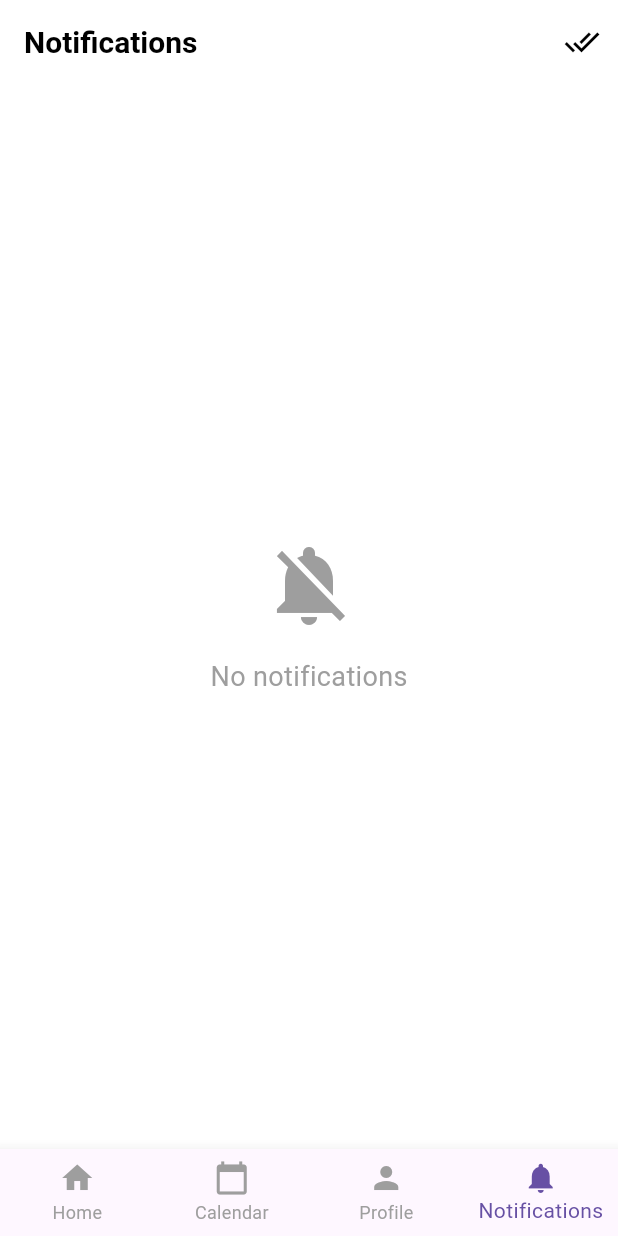
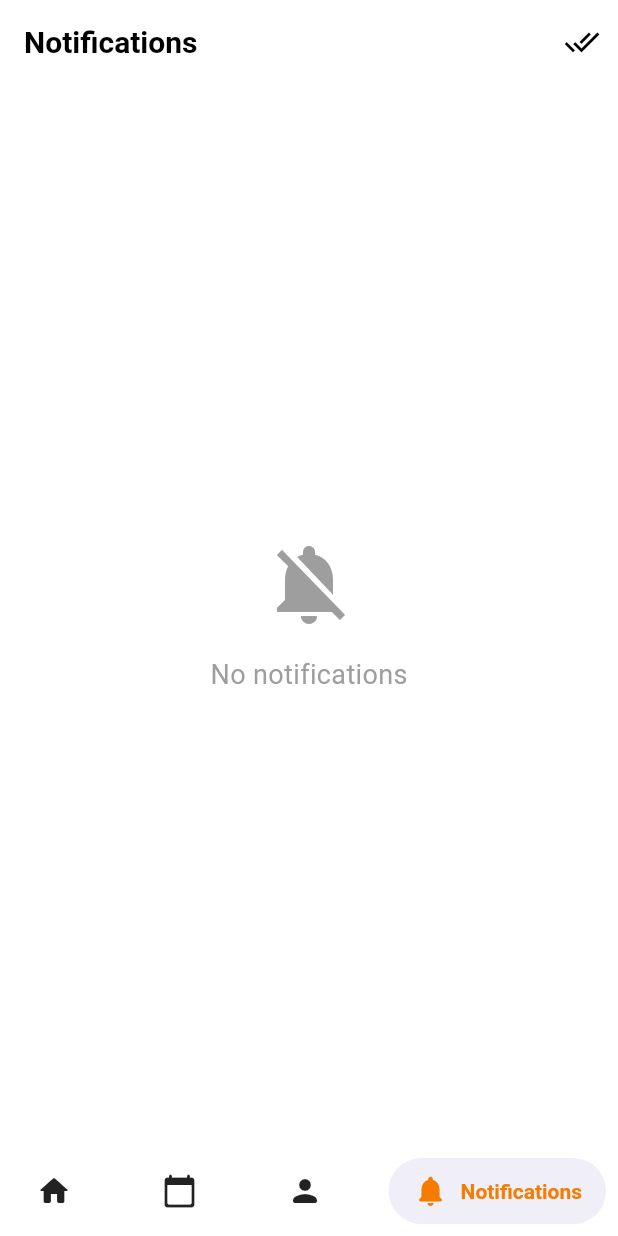
Before and after one commit to M0hamed-Eid/eventify, a Flutter app: the screen it shows once a user with an empty profile is signed in, item 4 of the bottom bar chosen, on a phone screen of 412 x 824 dp. Run offline on Flutter 3.47's test engine with Material 3 defaults, Android fonts, the phone set to English and light mode, and no system bars; drawn by our look-alikes of flutter_animate, salomon_bottom_bar; our stand-ins replace cached_network_image, cloud_firestore, firebase_auth, firebase_core, firebase_messaging, firebase_storage and 9 more; accounts and stored records are empty; network calls fail.

Commit message:
feat(ui): Implement bottom navigation bar
Implements a bottom navigation bar using the `salomon_bottom_bar`
package for improved user experience and navigation. Includes
notification badge and admin role handling. Also uses flutter animate
for screen transitions.

```diff
--- a/lib/screens/main/main_screen.dart
+++ b/lib/screens/main/main_screen.dart
@@ -1,10 +1,12 @@
 import 'package:flutter/material.dart';
+import 'package:flutter_animate/flutter_animate.dart';
+import 'package:salomon_bottom_bar/salomon_bottom_bar.dart';
+
 import '../../models/notification_item.dart';
 import '../../services/auth_service.dart';
 import '../../services/database_service.dart';
 import '../admin/admin_dashboard.dart';
 import '../calendar/calendar_screen.dart';
-import '../calendar/event_calendar_screen.dart';
 import '../home/home_screen.dart';
 import '../notifications/notifications_screen.dart';
 import '../profile/profile_screen.dart';
@@ -16,25 +18,62 @@ class MainScreen extends StatefulWidget {
   State<MainScreen> createState() => _MainScreenState();
 }
 
-class _MainScreenState extends State<MainScreen> {
+class _MainScreenState extends State<MainScreen>
+    with SingleTickerProviderStateMixin {
   int _selectedIndex = 0;
   final AuthService _authService = AuthService();
   bool _isAdmin = false;
   bool _isLoading = true;
 
+  late AnimationController _animationController;
+  late Animation<double> _animation;
+
   @override
   void initState() {
     super.initState();
+
+    // Animation setup
+    _animationController = AnimationController(
+      duration: const Duration(milliseconds: 500),
+      vsync: this,
+    );
+    _animation = CurvedAnimation(
+      parent: _animationController,
+      curve: Curves.easeInOut,
+    );
+
     _checkRole();
   }
 
+  @override
+  void dispose() {
+    _animationController.dispose();
+    super.dispose();
+  }
+
   Future<void> _checkRole() async {
+    try {
       final role = await _authService.getCurrentUserRole();
       if (mounted) {
         setState(() {
           _isAdmin = role == UserRole.admin;
           _isLoading = false;
         });
+        _animationController.forward();
+      }
+    } catch (e) {
+      // Handle error
+      if (mounted) {
+        setState(() {
+          _isLoading = false;
+        });
+        ScaffoldMessenger.of(context).showSnackBar(
+          SnackBar(
+            content: Text('Error checking user role: $e'),
+            backgroundColor: Colors.red,
+          ),
+        );
+      }
     }
   }
 
@@ -43,25 +82,52 @@ class _MainScreenState extends State<MainScreen> {
 
     final commonItems = [
       NavigationItem(
-        icon: Icons.home,
+        icon: Icons.home_rounded,
         label: 'Home',
         screen: const HomeScreen(),
+        activeColor: Colors.blue[700]!,
       ),
       NavigationItem(
-        icon: Icons.calendar_today,
+        icon: Icons.calendar_today_rounded,
         label: 'Calendar',
         screen: const CalendarScreen(),
+        activeColor: Colors.green[700]!,
       ),
       NavigationItem(
-        icon: Icons.person,
+        icon: Icons.person_rounded,
         label: 'Profile',
         screen: const ProfileScreen(),
+        activeColor: Colors.purple[700]!,
       ),
       NavigationItem(
-        iconBuilder: (context, color) => Stack(
+        iconBuilder: (context, color) => _buildNotificationIcon(userId, color),
+        label: 'Notifications',
+        screen: NotificationsScreen(),
+        activeColor: Colors.orange[700]!,
+      ),
+    ];
+
+    if (_isAdmin) {
+      return [
+        ...commonItems,
+        NavigationItem(
+          icon: Icons.admin_panel_settings_rounded,
+          label: 'Admin',
+          screen: const AdminDashboard(),
+          activeColor: Colors.red[700]!,
+        ),
+      ];
+    }
+
+    return commonItems;
+  }
+
+  Widget _buildNotificationIcon(String? userId, Color color) {
+    if (userId == null) return Icon(Icons.notifications_rounded, color: color);
+
+    return Stack(
       children: [
-            Icon(Icons.notifications, color: color),
-            if (userId != null)
+        Icon(Icons.notifications_rounded, color: color),
         StreamBuilder<List<NotificationItem>>(
           stream: DatabaseService().getUserNotifications(userId),
           builder: (context, snapshot) {
@@ -89,6 +155,7 @@ class _MainScreenState extends State<MainScreen> {
                   style: const TextStyle(
                     color: Colors.white,
                     fontSize: 10,
+                    fontWeight: FontWeight.bold,
                   ),
                   textAlign: TextAlign.center,
                 ),
@@ -97,24 +164,7 @@ class _MainScreenState extends State<MainScreen> {
           },
         ),
       ],
-        ),
-        label: 'Notifications',
-        screen: NotificationsScreen(),
-      ),
-    ];
-
-    if (_isAdmin) {
-      return [
-        ...commonItems,
-        NavigationItem(
-          icon: Icons.admin_panel_settings,
-          label: 'Admin',
-          screen: const AdminDashboard(),
-        ),
-      ];
-    }
-
-    return commonItems;
+    );
   }
 
   @override
@@ -134,28 +184,37 @@ class _MainScreenState extends State<MainScreen> {
         index: _selectedIndex,
         children: items.map((item) => item.screen).toList(),
       ),
-      bottomNavigationBar: BottomNavigationBar(
+      bottomNavigationBar: _buildBottomNavigationBar(items),
+    ).animate()
+        .fadeIn(duration: 500.ms)
+        .slideY(begin: 0.1, end: 0);
+  }
+
+  Widget _buildBottomNavigationBar(List<NavigationItem> items) {
+    return SalomonBottomBar(
       currentIndex: _selectedIndex,
       onTap: (index) {
         setState(() {
           _selectedIndex = index;
         });
       },
-        type: BottomNavigationBarType.fixed,
-        selectedItemColor: Theme.of(context).primaryColor,
-        unselectedItemColor: Colors.grey,
       items: items.map((item) {
-          return BottomNavigationBarItem(
+        return SalomonBottomBarItem(
           icon: item.iconBuilder != null
               ? item.iconBuilder!(context, Colors.grey)
               : Icon(item.icon),
+          title: Text(
+            item.label,
+            style: TextStyle(
+              color: item.activeColor,
+              fontWeight: FontWeight.bold,
+            ),
+          ),
           activeIcon: item.iconBuilder != null
-                ? item.iconBuilder!(context, Theme.of(context).primaryColor)
-                : Icon(item.icon, color: Theme.of(context).primaryColor),
-            label: item.label,
+              ? item.iconBuilder!(context, item.activeColor)
+              : Icon(item.icon, color: item.activeColor),
         );
       }).toList(),
-      ),
     );
   }
 }
@@ -165,11 +224,13 @@ class NavigationItem {
   final Widget Function(BuildContext, Color)? iconBuilder;
   final String label;
   final Widget screen;
+  final Color activeColor;
 
   NavigationItem({
     this.icon,
     this.iconBuilder,
     required this.label,
     required this.screen,
+    required this.activeColor,
   }) : assert(icon != null || iconBuilder != null);
 }
--- a/pubspec.yaml
+++ b/pubspec.yaml
@@ -56,6 +56,7 @@ dependencies:
   shimmer:
   flutter_animate:
   url_launcher:
+  salomon_bottom_bar:
 
 
 dev_dependencies:
```
Also changed, not shown: pubspec.lock. Lines whose indentation alone changed are shown as unchanged.
